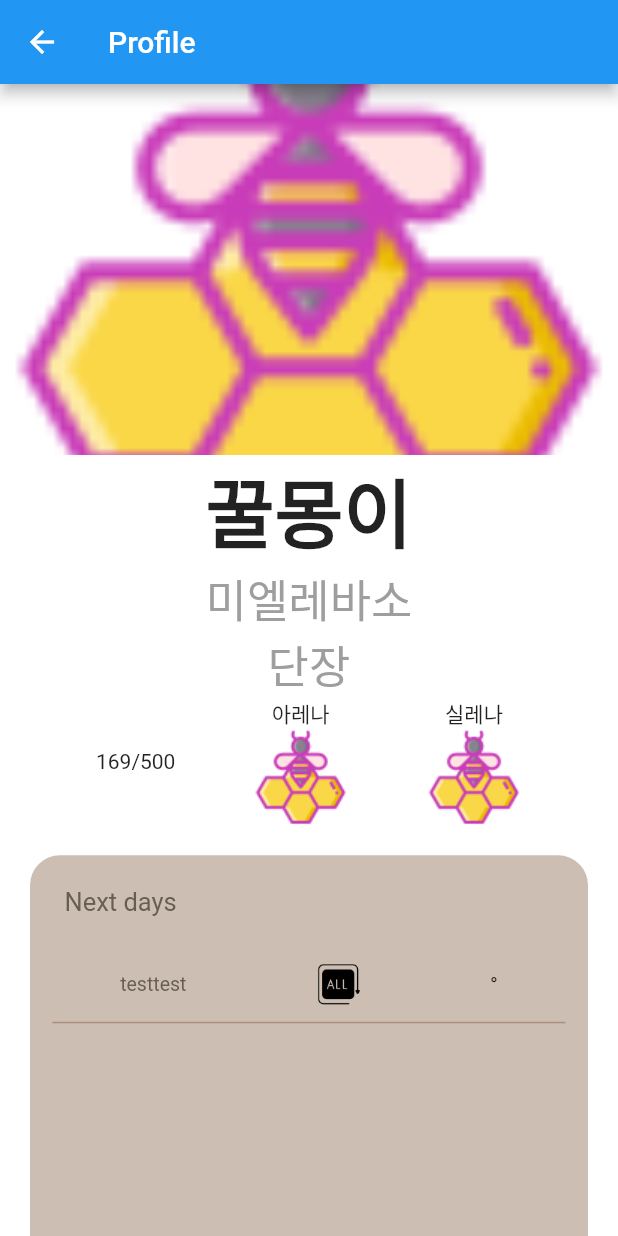
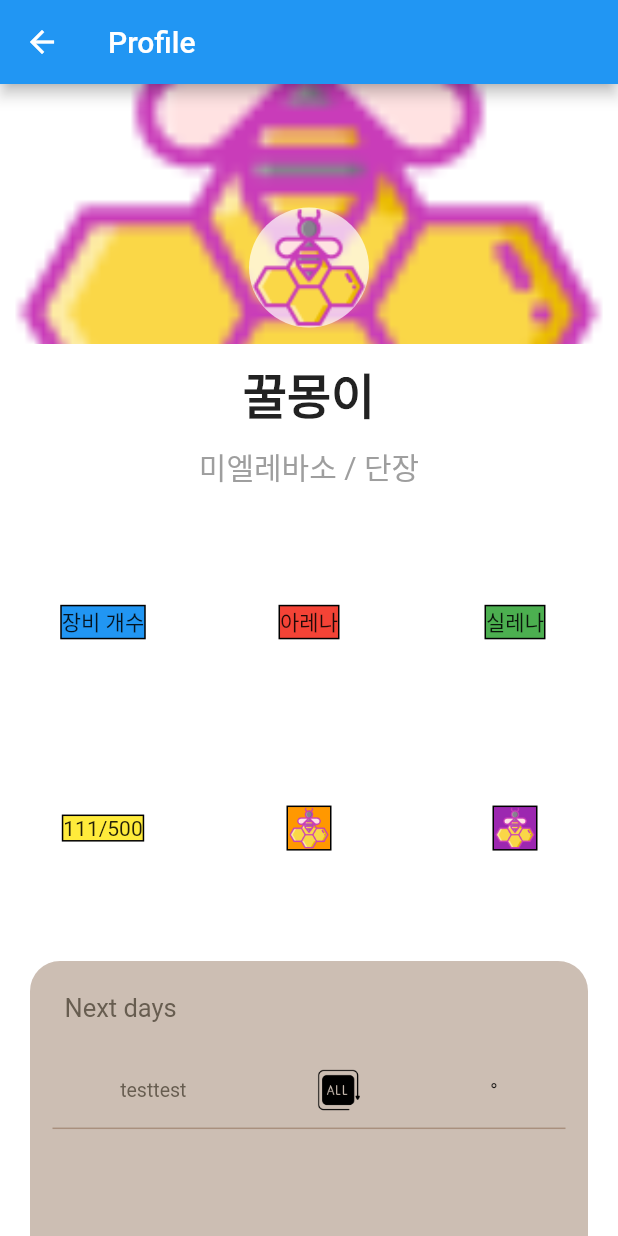
Before and after one commit to JMcunst/mielevaso_app, a Flutter app: the UserInfoPage screen opened directly, on a phone screen of 412 x 824 dp. Run offline on Flutter 3.47's test engine with Material 2 defaults, Android fonts, the phone set to English and light mode, and no system bars; our stand-ins replace cloud_firestore, dropdown_search, firebase_auth, firebase_core, firebase_storage, get and 2 more; missing offline and left inert: flutter_email_sender, mailer; accounts and stored records are empty.

Commit message:
update : girdview to user info page

```diff
--- a/lib/screens/user_info_page.dart
+++ b/lib/screens/user_info_page.dart
@@ -24,66 +24,159 @@ class _UserInfoPageState extends State<UserInfoPage> {
           children: [
             Container(
                 width: w,
-              height: h * 0.3,
-              decoration: BoxDecoration(
+                height: h * 0.21,
+                decoration: const BoxDecoration(
                   image: DecorationImage(
                       image: AssetImage("assets/images/main.png"),
                       fit: BoxFit.cover),
                 ),
+                child: Column(
+                  children: [
+                    SizedBox(
+                      height: h * 0.1,
                     ),
-            SizedBox(width: 64),
+                    CircleAvatar(
+                      backgroundColor: Colors.white70,
+                      radius: 40,
+                      backgroundImage: AssetImage("assets/images/main.png"),
+                    )
+                  ],
+                )),
+            const SizedBox(
+              height: 10,
+            ),
             Container(
               child: Column(
                 children: [
                   Text(
                     "꿀몽이",
-                    style: TextStyle(fontSize: 50, fontWeight: FontWeight.bold),
+                    style: TextStyle(fontSize: 32, fontWeight: FontWeight.bold),
                   ),
+                  Padding(
+                    padding: const EdgeInsets.only(top: 10.0),
+                    child: Row(
+                      mainAxisAlignment: MainAxisAlignment.center,
+                      children: [
                         Text(
                           "미엘레바소",
                           style: TextStyle(
-                      fontSize: 30,
+                            fontSize: 20,
+                            color: Colors.grey[500],
+                          ),
+                        ),
+                        Text(
+                          " / ",
+                          style: TextStyle(
+                            fontSize: 20,
                             color: Colors.grey[500],
                           ),
                         ),
                         Text(
                           "단장",
                           style: TextStyle(
-                      fontSize: 30,
+                            fontSize: 20,
                             color: Colors.grey[500],
                           ),
                         ),
                       ],
                     ),
-            ),
-            SizedBox(width: 64),
-            Container(
-              margin: EdgeInsets.symmetric(horizontal: 64),
-              child: Row(
-                mainAxisAlignment: MainAxisAlignment.spaceBetween,
-                crossAxisAlignment: CrossAxisAlignment.center,
-                children: [
-                  Text("169/500"),
-                  SizedBox(width: 4),
-                  Container(
-                    child: Column(
-                      children: [
-                        Text("아레나"),
-                        Image(image: AssetImage("assets/images/main.png")),
+                  )
                 ],
               ),
             ),
-                  SizedBox(width: 4),
+            SizedBox(
+              height: 20,
+            ),
+            // Container(
+            //   margin: EdgeInsets.symmetric(horizontal: 64),
+            //   child: Row(
+            //     mainAxisAlignment: MainAxisAlignment.spaceAround,
+            //     crossAxisAlignment: CrossAxisAlignment.center,
+            //     children: [
+            //       Column(
+            //         mainAxisAlignment: MainAxisAlignment.center,
+            //         children: [
+            //           Text('장비 개수'),
+            //           Text('111/500')
+            //         ],
+            //       ),
+            //       Column(
+            //         mainAxisAlignment: MainAxisAlignment.center,
+            //         children: [
+            //           Text('아레나'),
+            //           Image(image: AssetImage("assets/images/main.png")),
+            //         ],
+            //       ),
+            //       Column(
+            //         mainAxisAlignment: MainAxisAlignment.center,
+            //         children: [
+            //           Text('실레나'),
+            //           Image(image: AssetImage("assets/images/main.png")),
+            //         ],
+            //       )
+            //     ],
+            //   ),
+            // ),
+            GridView.count(
+              crossAxisCount: 3,
+              childAspectRatio: 1, // 가로 세로 비율을 1:1로 설정
+              mainAxisSpacing: 0, // 수직 방향 간격을 0으로 설정
+              crossAxisSpacing: 0,
+              shrinkWrap: true,
+              children: [
                 Container(
-                    child: Column(
-                      children: [
-                        Text("실레나"),
-                        Image(image: AssetImage("assets/images/main.png")),
-                      ],
+                  decoration: BoxDecoration(
+                    border: Border.all(color: Colors.black, width: 1),
+                    color: Colors.blue,
                   ),
-                  )
-                ],
+                  child: Text('장비 개수'),
                 ),
+                Container(
+                  decoration: BoxDecoration(
+                    border: Border.all(color: Colors.black, width: 1),
+                    color: Colors.red,
+                  ),
+                  child: Text('아레나'),
+                ),
+                Container(
+                  decoration: BoxDecoration(
+                    border: Border.all(color: Colors.black, width: 1),
+                    color: Colors.green,
+                  ),
+                  child: Text('실레나'),
+                ),
+                Container(
+                  decoration: BoxDecoration(
+                    border: Border.all(color: Colors.black, width: 1),
+                    color: Colors.yellow,
+                  ),
+                  child: Text('111/500'),
+                ),
+                Container(
+                  width: 30,
+                  height: 30,
+                  decoration: BoxDecoration(
+                    border: Border.all(color: Colors.black, width: 1),
+                    color: Colors.orange,
+                  ),
+                  child: Image(
+                    image: AssetImage("assets/images/main.png"),
+                    fit: BoxFit.cover,
+                  ),
+                ),
+                Container(
+                  width: 30,
+                  height: 30,
+                  decoration: BoxDecoration(
+                    border: Border.all(color: Colors.black, width: 1),
+                    color: Colors.purple,
+                  ),
+                  child: Image(
+                    image: AssetImage("assets/images/main.png"),
+                    fit: BoxFit.cover,
+                  ),
+                ),
+              ].map((child) => Center(child: child)).toList(),
             ),
             UserInfoWidget()
           ],
```
Lines whose indentation alone changed are shown as unchanged.
